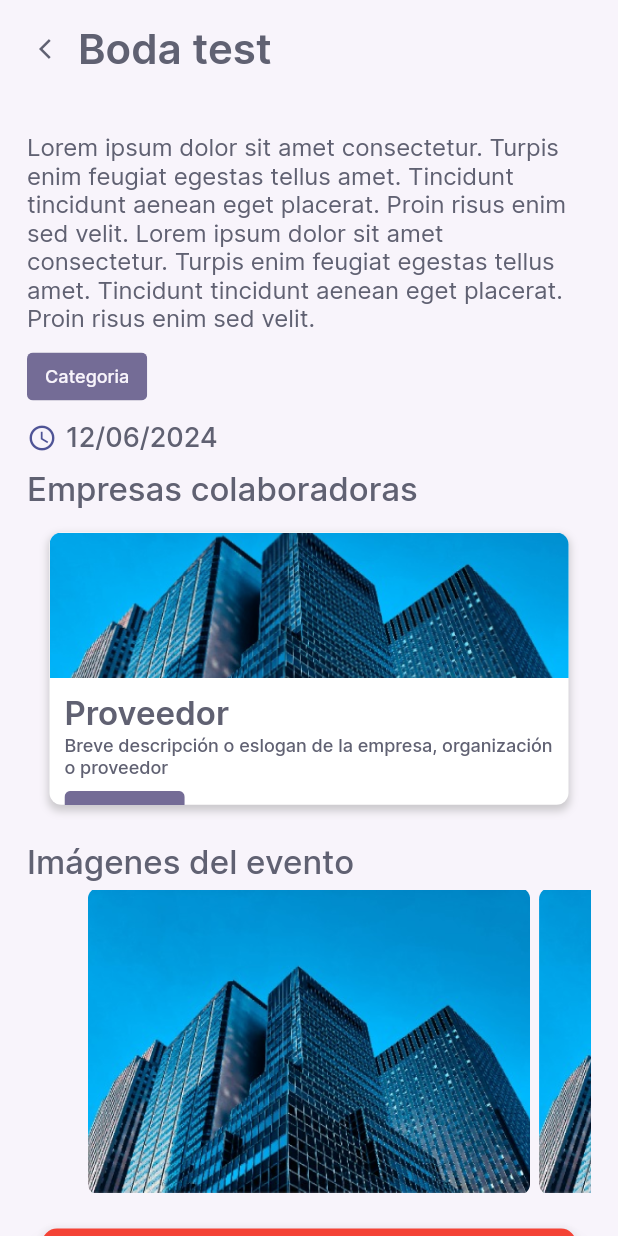
After one commit to alanggdev/eventhub-app, a Flutter app: the EventScreen screen opened directly, on a phone screen of 412 x 824 dp. The commit adds this screen. Run offline on Flutter 3.47's test engine with Material 2 defaults, Android fonts, the phone set to English and light mode, and no system bars; drawn by our look-alikes of carousel_slider; our stand-ins replace font_awesome_flutter.

Commit message:
style: event screen (UI) added, minor visual changes

```diff
--- /dev/null
+++ b/lib/features/event/presentation/pages/event_screen.dart
@@ -0,0 +1,184 @@
+import 'package:eventhub_app/features/event/presentation/widgets/button.dart';
+import 'package:flutter/material.dart';
+import 'package:carousel_slider/carousel_slider.dart';
+
+import 'package:eventhub_app/assets.dart';
+import 'package:eventhub_app/features/event/presentation/widgets/event.dart';
+
+import 'package:eventhub_app/features/provider/presentation/widgets/provider.dart';
+
+class EventScreen extends StatefulWidget {
+  const EventScreen({super.key});
+
+  @override
+  State<EventScreen> createState() => _EventScreenState();
+}
+
+class _EventScreenState extends State<EventScreen> {
+  @override
+  Widget build(BuildContext context) {
+    return Scaffold(
+      backgroundColor: ColorStyles.baseLightBlue,
+      body: SafeArea(
+        child: NestedScrollView(
+          floatHeaderSlivers: true,
+          headerSliverBuilder: (context, innerBoxIsScrolled) => [
+            SliverAppBar(
+              automaticallyImplyLeading: false,
+              toolbarHeight: 65,
+              backgroundColor: ColorStyles.baseLightBlue,
+              title: GestureDetector(
+                onTap: () {
+                  Navigator.pop(context);
+                },
+                child: Padding(
+                  padding: const EdgeInsets.symmetric(horizontal: 10),
+                  child: Row(
+                    children: const [
+                      Icon(
+                        Icons.arrow_back_ios,
+                        color: ColorStyles.primaryGrayBlue,
+                        size: 16,
+                      ),
+                      Padding(
+                        padding: EdgeInsets.symmetric(horizontal: 10),
+                        child: Text(
+                          'Boda test',
+                          style: TextStyle(
+                              fontSize: 28,
+                              fontFamily: 'Inter',
+                              fontWeight: FontWeight.w600,
+                              color: ColorStyles.primaryGrayBlue),
+                        ),
+                      ),
+                    ],
+                  ),
+                ),
+              ),
+            ),
+          ],
+          body: SingleChildScrollView(
+            child: Padding(
+              padding: const EdgeInsets.all(18),
+              child: Column(
+                children: [
+                  Padding(
+                    padding: const EdgeInsets.symmetric(vertical: 5),
+                    child: Column(
+                      crossAxisAlignment: CrossAxisAlignment.start,
+                      children: [
+                        const Text(
+                          'Lorem ipsum dolor sit amet consectetur. Turpis enim feugiat egestas tellus amet. Tincidunt tincidunt aenean eget placerat. Proin risus enim sed velit. Lorem ipsum dolor sit amet consectetur. Turpis enim feugiat egestas tellus amet. Tincidunt tincidunt aenean eget placerat. Proin risus enim sed velit.',
+                          style: TextStyle(
+                              fontSize: 16,
+                              fontFamily: 'Inter',
+                              color: ColorStyles.primaryGrayBlue),
+                        ),
+                        Padding(
+                          padding: const EdgeInsets.symmetric(vertical: 6),
+                          child: eventCategoryLabel(),
+                        ),
+                        Row(
+                          children: const [
+                            Icon(
+                              Icons.schedule,
+                              color: ColorStyles.primaryBlue,
+                              size: 20,
+                            ),
+                            Padding(
+                              padding: EdgeInsets.symmetric(horizontal: 6),
+                              child: Text(
+                                '12/06/2024',
+                                style: TextStyle(
+                                    fontSize: 18,
+                                    fontFamily: 'Inter',
+                                    fontWeight: FontWeight.w500,
+                                    color: ColorStyles.primaryGrayBlue),
+                              ),
+                            )
+                          ],
+                        ),
+                      ],
+                    ),
+                  ),
+                  Padding(
+                    padding: const EdgeInsets.symmetric(vertical: 5),
+                    child: Column(
+                      crossAxisAlignment: CrossAxisAlignment.start,
+                      children: [
+                        const Text(
+                          'Empresas colaboradoras',
+                          style: TextStyle(
+                              fontSize: 22,
+                              fontFamily: 'Inter',
+                              fontWeight: FontWeight.w500,
+                              color: ColorStyles.primaryGrayBlue),
+                        ),
+                        CarouselSlider(
+                          options: CarouselOptions(
+                            enableInfiniteScroll: false,
+                            viewportFraction: 1,
+                          ),
+                          items: [
+                            for (int index = 0; index < 3; index++)
+                              Builder(
+                                builder: (BuildContext context) {
+                                  return providerWidget(context);
+                                },
+                              ),
+                          ],
+                        ),
+                      ],
+                    ),
+                  ),
+                  Padding(
+                    padding: const EdgeInsets.symmetric(vertical: 5),
+                    child: Column(
+                      crossAxisAlignment: CrossAxisAlignment.start,
+                      children: [
+                        const Text(
+                          'Imágenes del evento',
+                          style: TextStyle(
+                              fontSize: 22,
+                              fontFamily: 'Inter',
+                              fontWeight: FontWeight.w500,
+                              color: ColorStyles.primaryGrayBlue),
+                        ),
+                        CarouselSlider(
+                          options: CarouselOptions(
+                            enableInfiniteScroll: false,
+                          ),
+                          items: [
+                            for (int index = 0; index < 3; index++)
+                              Builder(
+                                builder: (BuildContext context) {
+                                  // return Image.file(i);
+                                  return Padding(
+                                    padding: const EdgeInsets.all(3),
+                                    child: ClipRRect(
+                                      borderRadius: BorderRadius.circular(8),
+                                      child: Image.asset(
+                                        Images.providerDetailPlaceholder,
+                                        width:
+                                            MediaQuery.of(context).size.width *
+                                                0.95,
+                                      ),
+                                    ),
+                                  );
+                                },
+                              ),
+                          ],
+                        ),
+                      ],
+                    ),
+                  ),
+                  eventOptionButton(context, 'Eliminar evento')
+                ],
+              ),
+            ),
+          ),
+        ),
+      ),
+    );
+  }
+}
--- a/lib/features/event/presentation/pages/my_events_screen.dart
+++ b/lib/features/event/presentation/pages/my_events_screen.dart
@@ -68,8 +68,8 @@ class _MyEventsScreenState extends State<MyEventsScreen> {
             // ),
             Column(
               children: [
-                eventWidget(),
-                eventWidget(),
+                eventWidget(context),
+                eventWidget(context),
               ],
             ),
           ],
--- /dev/null
+++ b/lib/features/event/presentation/widgets/button.dart
@@ -0,0 +1,28 @@
+import 'package:flutter/material.dart';
+
+Padding eventOptionButton(BuildContext context, String label) {
+  return Padding(
+    padding: const EdgeInsets.all(10),
+    child: TextButton(
+      style: OutlinedButton.styleFrom(
+        foregroundColor: Colors.white,
+        backgroundColor: Colors.red,
+        minimumSize: const Size(double.infinity, 40),
+        shape: RoundedRectangleBorder(
+          borderRadius: BorderRadius.circular(10),
+        ),
+        shadowColor: Colors.black,
+        elevation: 6,
+      ),
+      onPressed: () {},
+      child: Text(
+        label,
+        style: const TextStyle(
+          color: Colors.white,
+          fontWeight: FontWeight.w500,
+          fontFamily: 'Inter',
+        ),
+      ),
+    ),
+  );
+}
--- a/lib/features/event/presentation/widgets/event.dart
+++ b/lib/features/event/presentation/widgets/event.dart
@@ -1,9 +1,16 @@
-import 'package:eventhub_app/assets.dart';
 import 'package:flutter/material.dart';
 
-Padding eventWidget() {
+import 'package:eventhub_app/assets.dart';
+import 'package:eventhub_app/features/event/presentation/pages/event_screen.dart';
+
+Padding eventWidget(BuildContext context) {
   return Padding(
     padding: const EdgeInsets.all(15),
+    child: GestureDetector(
+      onTap: () {
+        Navigator.push(context,
+            MaterialPageRoute(builder: (context) => const EventScreen()));
+      },
       child: Container(
         width: double.infinity,
         decoration: BoxDecoration(
@@ -54,5 +61,21 @@ Padding eventWidget() {
           ),
         ),
       ),
+    ),
   );
 }
+
+Chip eventCategoryLabel() {
+  return Chip(
+    backgroundColor: ColorStyles.secondaryColor1,
+    labelStyle: const TextStyle(
+      color: ColorStyles.baseLightBlue,
+      fontFamily: 'Inter',
+      fontSize: 12,
+    ),
+    label: const Text('Categoria'),
+    shape: RoundedRectangleBorder(
+      borderRadius: BorderRadius.circular(4),
+    ),
+  );
+}
--- a/lib/features/provider/presentation/widgets/provider.dart
+++ b/lib/features/provider/presentation/widgets/provider.dart
@@ -24,6 +24,7 @@ Padding providerWidget(BuildContext context) {
                 offset: const Offset(0, 3)),
           ],
         ),
+        child: SingleChildScrollView(
           child: Column(
             children: [
               ClipRRect(
@@ -61,6 +62,7 @@ Padding providerWidget(BuildContext context) {
                 ),
               ),
             ],
+          ),
         ),
       ),
     ),
```
Lines whose indentation alone changed are shown as unchanged.
